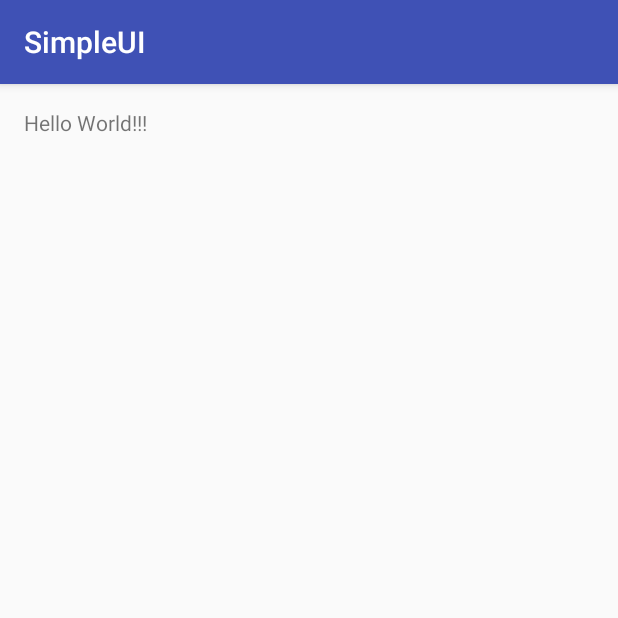
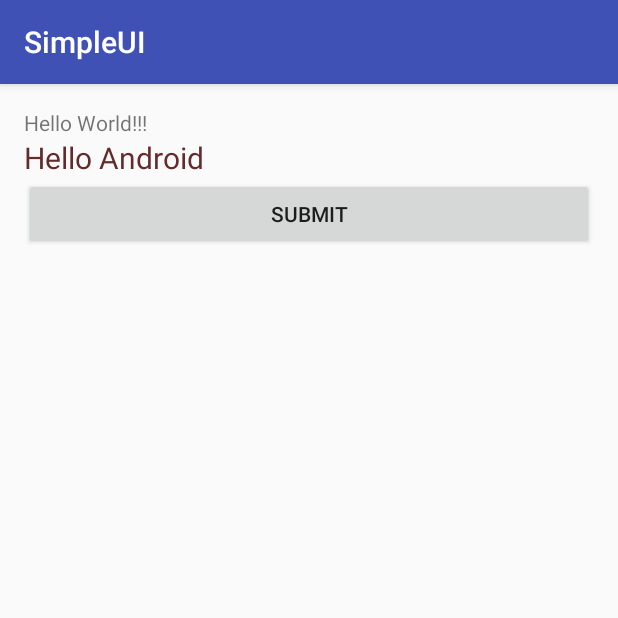
Before and after one commit to singural/android-class-p, an Android app: the screen it shows after launch (MainActivity), on a phone screen of 412 x 824 dp, the top half of it. Run offline under Robolectric (Android 15) with nearby library versions, the phone set to English and light mode, and no system bars.

Commit message:
add button and change text color&size

```diff
--- a/SimpleUI/app/src/main/res/layout/activity_main.xml
+++ b/SimpleUI/app/src/main/res/layout/activity_main.xml
@@ -8,9 +8,26 @@
     android:paddingRight="@dimen/activity_horizontal_margin"
     android:paddingTop="@dimen/activity_vertical_margin"
     tools:context="com.example.user.simpleui.MainActivity">
+    <TextView
+        android:layout_width="wrap_content"
+        android:layout_height="wrap_content"
+        android:text="Hello World!!!"
+        android:id="@+id/textView2" />
 
     <TextView
         android:layout_width="wrap_content"
         android:layout_height="wrap_content"
-        android:text="Hello World!!!" />
+        android:text="Hello Android"
+        android:id="@+id/textView"
+        android:layout_below="@+id/textView2"
+        android:textSize="20dp"
+        android:textColor="#632b2b" />
+
+    <Button
+        android:layout_width="match_parent"
+        android:layout_height="wrap_content"
+        android:text="Submit"
+        android:id="@+id/button"
+        android:layout_below="@+id/textView"
+        android:layout_alignParentLeft="true" />
 </RelativeLayout>
```
